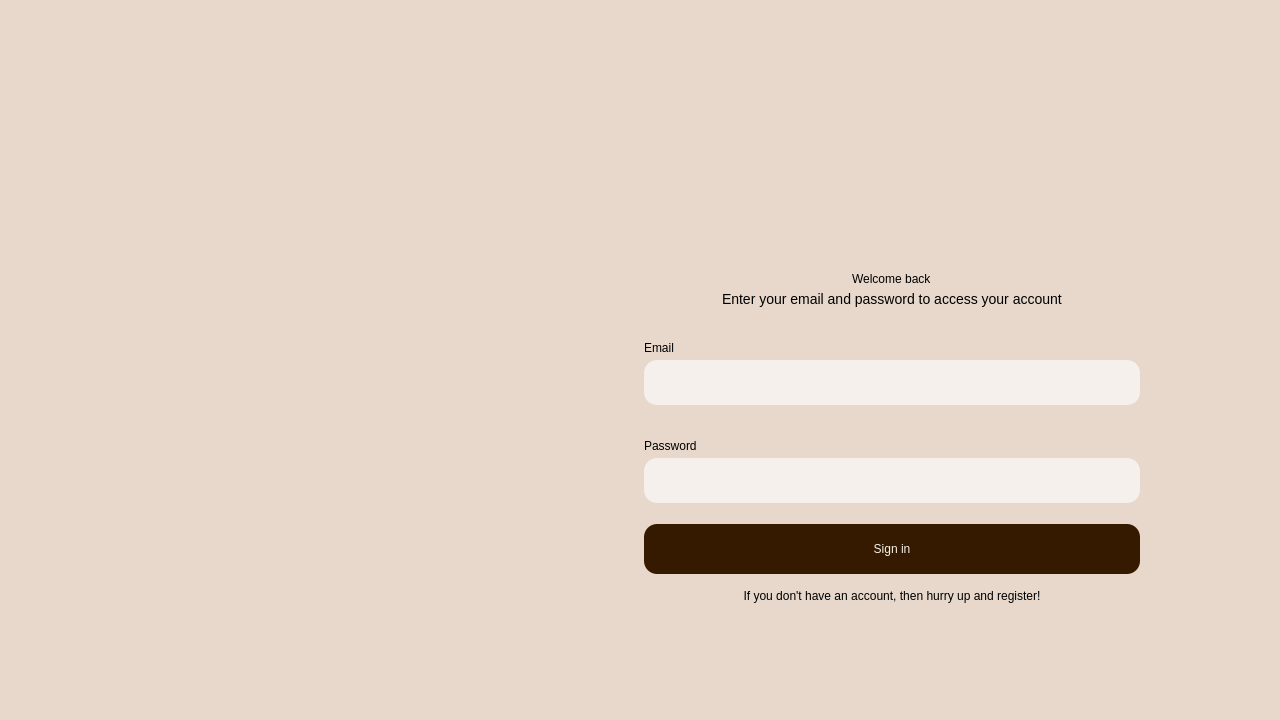
This is application/entering_window.ui in redm0unt/OurCafe as Qt 5 draws it before an edit. The edited form follows.
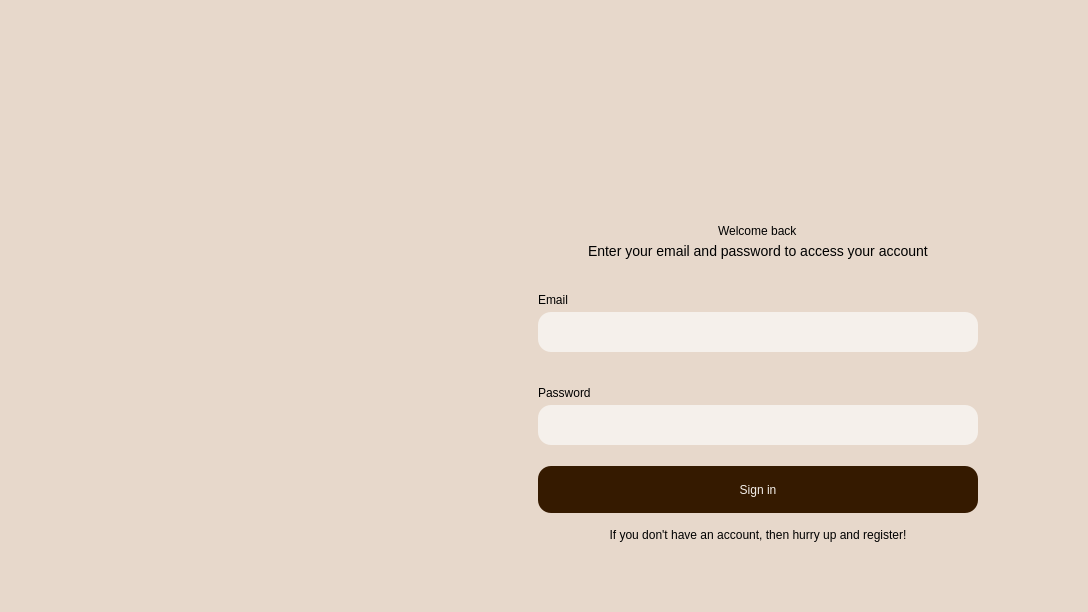
This is the edited form. Icons and pictures are not drawn.

Commit message:
Revert "Change size of Authorization window"
This reverts commit 9ff526089fdb4b40b2d7b4be4aa968f66bc4ce0e.

Diff of the .ui file:
```diff
--- a/application/entering_window.ui
+++ b/application/entering_window.ui
@@ -6,8 +6,8 @@
    <rect>
     <x>0</x>
     <y>0</y>
-    <width>1280</width>
-    <height>720</height>
+    <width>1088</width>
+    <height>612</height>
    </rect>
   </property>
   <property name="sizePolicy">
@@ -18,14 +18,14 @@
   </property>
   <property name="minimumSize">
    <size>
-    <width>1280</width>
-    <height>720</height>
+    <width>1088</width>
+    <height>612</height>
    </size>
   </property>
   <property name="maximumSize">
    <size>
-    <width>1280</width>
-    <height>720</height>
+    <width>1088</width>
+    <height>612</height>
    </size>
   </property>
   <property name="windowTitle">
@@ -104,8 +104,8 @@
          </property>
          <property name="minimumSize">
           <size>
-           <width>450</width>
-           <height>603</height>
+           <width>380</width>
+           <height>510</height>
           </size>
          </property>
          <property name="styleSheet">
@@ -126,13 +126,13 @@
       </property>
       <property name="minimumSize">
        <size>
-        <width>776</width>
+        <width>660</width>
         <height>0</height>
        </size>
       </property>
       <property name="maximumSize">
        <size>
-        <width>776</width>
+        <width>660</width>
         <height>16777215</height>
        </size>
       </property>
@@ -153,13 +153,13 @@
         <number>0</number>
        </property>
        <property name="leftMargin">
-        <number>140</number>
+        <number>110</number>
        </property>
        <property name="topMargin">
         <number>0</number>
        </property>
        <property name="rightMargin">
-        <number>140</number>
+        <number>110</number>
        </property>
        <property name="bottomMargin">
         <number>0</number>
@@ -307,7 +307,7 @@
          <property name="minimumSize">
           <size>
            <width>0</width>
-           <height>45</height>
+           <height>40</height>
           </size>
          </property>
          <property name="toolTip">
@@ -400,7 +400,7 @@
          <property name="minimumSize">
           <size>
            <width>0</width>
-           <height>45</height>
+           <height>40</height>
           </size>
          </property>
          <property name="styleSheet">
@@ -449,7 +449,7 @@
          <property name="minimumSize">
           <size>
            <width>0</width>
-           <height>50</height>
+           <height>47</height>
           </size>
          </property>
          <property name="cursor">
```
Left out of the diff: 2 changed lines with no effect on the pictures.
